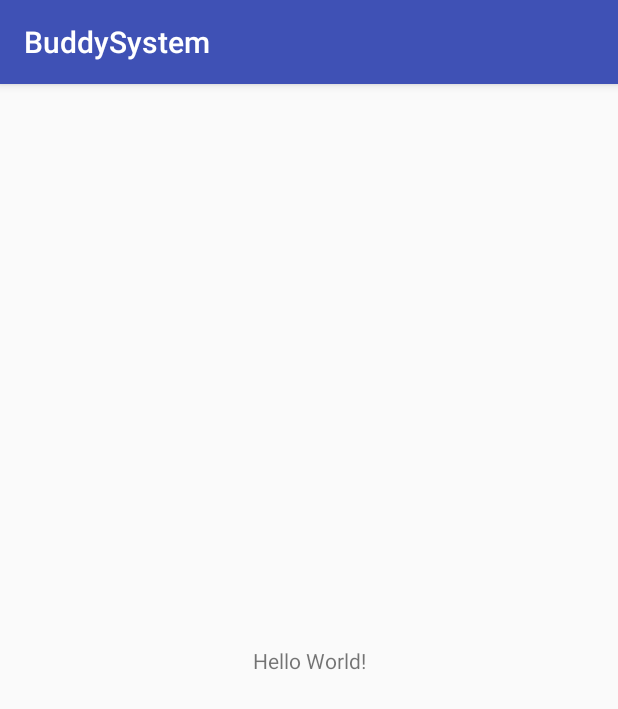
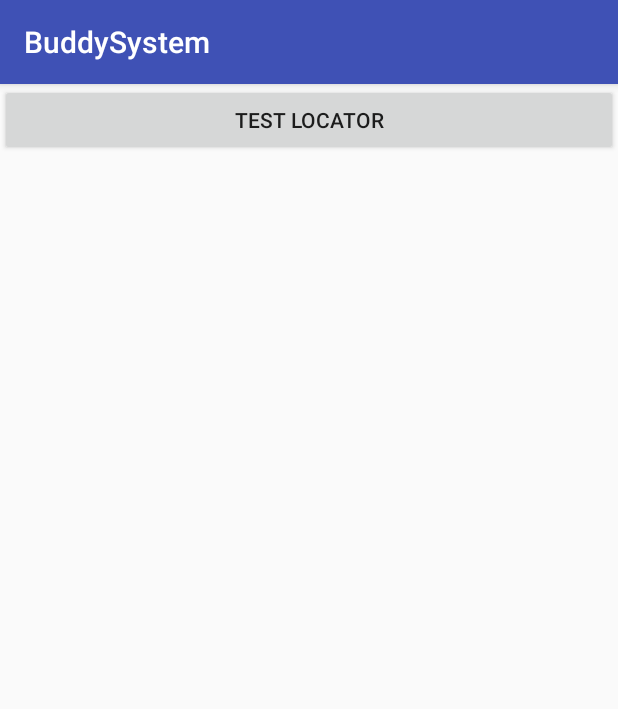
Before and after one commit to vivss/BuddySystem, an Android app: the screen it shows after launch (MainActivity before the commit, Locator after it), on a phone screen of 412 x 824 dp. Shown: the top 709 px of the screen. Run offline under Robolectric (Android 15) with nearby library versions, the phone set to English and light mode, and no system bars.

Commit message:
basic locator stuff

```diff
--- /dev/null
+++ b/app/src/main/res/layout/activity_locator.xml
@@ -0,0 +1,16 @@
+<?xml version="1.0" encoding="utf-8"?>
+<android.support.constraint.ConstraintLayout xmlns:android="http://schemas.android.com/apk/res/android"
+    xmlns:app="http://schemas.android.com/apk/res-auto"
+    xmlns:tools="http://schemas.android.com/tools"
+    android:layout_width="match_parent"
+    android:layout_height="match_parent"
+    tools:context="com.example.vivian.buddysystem.Locator">
+
+    <Button
+        android:id="@+id/button_testLocator"
+        android:layout_width="match_parent"
+        android:layout_height="wrap_content"
+        android:text="Test Locator"/>
+
+
+</android.support.constraint.ConstraintLayout>
--- a/app/src/main/res/values/strings.xml
+++ b/app/src/main/res/values/strings.xml
@@ -1,3 +1,9 @@
 <resources>
     <string name="app_name">BuddySystem</string>
+    <string name="location_permission_title">Permission to use Location</string>
+    <string name="location_permission_text">Buddy System will request your location every 5 minutes</string>
+    <string name="ok">Ok</string>
+    <string name="permission_denied">Permission Denied</string>
+
+
 </resources>
```
Also changed, not shown: app/src/main/AndroidManifest.xml (+6 -1 lines), app/src/main/java/com/example/vivian/buddysystem/Locator.java (added, +152 -0 lines), 1 other file.
